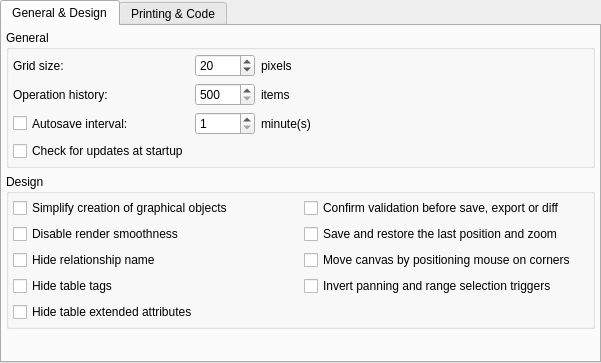
Above: libpgmodeler_ui/ui/generalconfigwidget.ui from pgmodeler/pgmodeler before the change. Below: the same form after it.
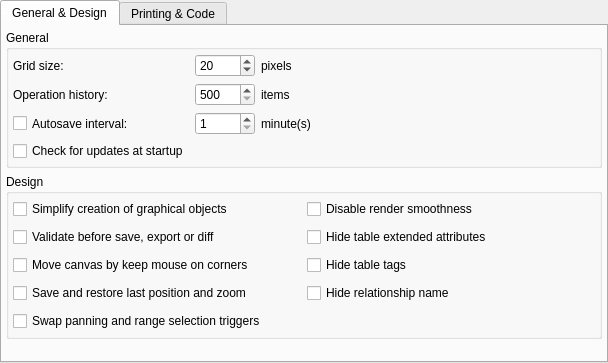
That is the form after the change.

Commit message: Changed the hint texts on general config, relationship config and model restoration form.

Diff of the .ui file:
```diff
--- a/libpgmodeler_ui/ui/generalconfigwidget.ui
+++ b/libpgmodeler_ui/ui/generalconfigwidget.ui
@@ -6,7 +6,7 @@
    <rect>
     <x>0</x>
     <y>0</y>
-    <width>601</width>
+    <width>608</width>
     <height>363</height>
    </rect>
   </property>
@@ -331,10 +331,12 @@
           <property name="bottomMargin">
            <number>4</number>
           </property>
-          <item row="4" column="1">
-           <widget class="QCheckBox" name="invert_pan_range_chk">
+          <item row="0" column="0">
+           <layout class="QHBoxLayout" name="horizontalLayout_10">
+            <item>
+             <widget class="QCheckBox" name="simple_obj_creation_chk">
             <property name="sizePolicy">
-             <sizepolicy hsizetype="Expanding" vsizetype="Fixed">
+               <sizepolicy hsizetype="Preferred" vsizetype="Fixed">
               <horstretch>0</horstretch>
               <verstretch>0</verstretch>
              </sizepolicy>
@@ -343,46 +345,40 @@
              <string>By default panning mode is triggered with left click and range selection with Shift + left click.</string>
             </property>
             <property name="text">
-             <string>Invert panning and range selection triggers</string>
+               <string>Simplify creation of graphical objects</string>
             </property>
             <property name="checked">
              <bool>false</bool>
             </property>
            </widget>
           </item>
-          <item row="5" column="0" colspan="2">
-           <widget class="QCheckBox" name="hide_ext_attribs_chk">
+            <item>
+             <widget class="QWidget" name="simp_obj_creation_hint" native="true">
             <property name="sizePolicy">
-             <sizepolicy hsizetype="Preferred" vsizetype="Fixed">
+               <sizepolicy hsizetype="Fixed" vsizetype="Fixed">
               <horstretch>0</horstretch>
               <verstretch>0</verstretch>
              </sizepolicy>
             </property>
-            <property name="toolTip">
-             <string>Hide the portion of table which represent triggers, indexes and rules</string>
-            </property>
-            <property name="text">
-             <string>Hide table extended attributes</string>
+              <property name="minimumSize">
+               <size>
+                <width>22</width>
+                <height>22</height>
+               </size>
+              </property>
+              <property name="maximumSize">
+               <size>
+                <width>22</width>
+                <height>22</height>
+               </size>
             </property>
            </widget>
           </item>
-          <item row="4" column="0">
-           <widget class="QCheckBox" name="hide_table_tags_chk">
-            <property name="sizePolicy">
-             <sizepolicy hsizetype="Preferred" vsizetype="Fixed">
-              <horstretch>0</horstretch>
-              <verstretch>0</verstretch>
-             </sizepolicy>
-            </property>
-            <property name="toolTip">
-             <string>Hide the object which represents the tag assigned to the table</string>
-            </property>
-            <property name="text">
-             <string>Hide table tags</string>
-            </property>
-           </widget>
+           </layout>
           </item>
-          <item row="2" column="1">
+          <item row="3" column="0">
+           <layout class="QHBoxLayout" name="horizontalLayout_13">
+            <item>
            <widget class="QCheckBox" name="save_last_pos_chk">
             <property name="sizePolicy">
              <sizepolicy hsizetype="Expanding" vsizetype="Fixed">
@@ -394,30 +390,37 @@
              <string>After loading the model the last zoom and position on canvas will be restored</string>
             </property>
             <property name="text">
-             <string>Save and restore the last position and zoom</string>
+               <string>Save and restore last position and zoom</string>
             </property>
            </widget>
           </item>
-          <item row="3" column="1">
-           <widget class="QCheckBox" name="corner_move_chk">
+            <item>
+             <widget class="QWidget" name="save_last_pos_hint" native="true">
             <property name="sizePolicy">
-             <sizepolicy hsizetype="Expanding" vsizetype="Fixed">
+               <sizepolicy hsizetype="Fixed" vsizetype="Fixed">
               <horstretch>0</horstretch>
               <verstretch>0</verstretch>
              </sizepolicy>
             </property>
-            <property name="toolTip">
-             <string>Start move the canvas when the cursor is on the canvas edges</string>
-            </property>
-            <property name="text">
-             <string>Move canvas by positioning mouse on corners</string>
-            </property>
-            <property name="checked">
-             <bool>false</bool>
+              <property name="minimumSize">
+               <size>
+                <width>22</width>
+                <height>22</height>
+               </size>
+              </property>
+              <property name="maximumSize">
+               <size>
+                <width>22</width>
+                <height>22</height>
+               </size>
             </property>
            </widget>
           </item>
-          <item row="2" column="0">
+           </layout>
+          </item>
+          <item row="0" column="1">
+           <layout class="QHBoxLayout" name="horizontalLayout_9">
+            <item>
            <widget class="QCheckBox" name="disable_smooth_chk">
             <property name="sizePolicy">
              <sizepolicy hsizetype="Expanding" vsizetype="Fixed">
@@ -433,7 +436,33 @@
             </property>
            </widget>
           </item>
-          <item row="3" column="0">
+            <item>
+             <widget class="QWidget" name="disable_smooth_hint" native="true">
+              <property name="sizePolicy">
+               <sizepolicy hsizetype="Fixed" vsizetype="Fixed">
+                <horstretch>0</horstretch>
+                <verstretch>0</verstretch>
+               </sizepolicy>
+              </property>
+              <property name="minimumSize">
+               <size>
+                <width>22</width>
+                <height>22</height>
+               </size>
+              </property>
+              <property name="maximumSize">
+               <size>
+                <width>22</width>
+                <height>22</height>
+               </size>
+              </property>
+             </widget>
+            </item>
+           </layout>
+          </item>
+          <item row="3" column="1">
+           <layout class="QHBoxLayout" name="horizontalLayout_8">
+            <item>
            <widget class="QCheckBox" name="hide_rel_name_chk">
             <property name="sizePolicy">
              <sizepolicy hsizetype="Preferred" vsizetype="Fixed">
@@ -449,22 +478,74 @@
             </property>
            </widget>
           </item>
-          <item row="1" column="1">
+            <item>
+             <widget class="QWidget" name="hide_rel_name_hint" native="true">
+              <property name="sizePolicy">
+               <sizepolicy hsizetype="Fixed" vsizetype="Fixed">
+                <horstretch>0</horstretch>
+                <verstretch>0</verstretch>
+               </sizepolicy>
+              </property>
+              <property name="minimumSize">
+               <size>
+                <width>22</width>
+                <height>22</height>
+               </size>
+              </property>
+              <property name="maximumSize">
+               <size>
+                <width>22</width>
+                <height>22</height>
+               </size>
+              </property>
+             </widget>
+            </item>
+           </layout>
+          </item>
+          <item row="1" column="0">
+           <layout class="QHBoxLayout" name="horizontalLayout_14">
+            <item>
            <widget class="QCheckBox" name="confirm_validation_chk">
             <property name="toolTip">
              <string>Operations like save, export and diff will be executed without asking user to validate the model</string>
             </property>
             <property name="text">
-             <string>Confirm validation before save, export or diff</string>
+               <string>Validate before save, export or diff</string>
             </property>
             <property name="checked">
              <bool>false</bool>
             </property>
            </widget>
           </item>
-          <item row="1" column="0">
-           <widget class="QCheckBox" name="simple_obj_creation_chk">
+            <item>
+             <widget class="QWidget" name="confirm_validation_hint" native="true">
             <property name="sizePolicy">
+               <sizepolicy hsizetype="Fixed" vsizetype="Fixed">
+                <horstretch>0</horstretch>
+                <verstretch>0</verstretch>
+               </sizepolicy>
+              </property>
+              <property name="minimumSize">
+               <size>
+                <width>22</width>
+                <height>22</height>
+               </size>
+              </property>
+              <property name="maximumSize">
+               <size>
+                <width>22</width>
+                <height>22</height>
+               </size>
+              </property>
+             </widget>
+            </item>
+           </layout>
+          </item>
+          <item row="2" column="1">
+           <layout class="QHBoxLayout" name="horizontalLayout_7">
+            <item>
+             <widget class="QCheckBox" name="hide_table_tags_chk">
+              <property name="sizePolicy">
              <sizepolicy hsizetype="Preferred" vsizetype="Fixed">
               <horstretch>0</horstretch>
               <verstretch>0</verstretch>
@@ -474,12 +555,174 @@
              <string>Graphical objects (table, views and textboxes) will be created in a single step without the need to click on canvas </string>
             </property>
             <property name="text">
-             <string>Simplify creation of graphical objects</string>
-            </property>
+               <string>Hide table tags</string>
+              </property>
+             </widget>
+            </item>
+            <item>
+             <widget class="QWidget" name="hide_table_tags_hint" native="true">
+              <property name="sizePolicy">
+               <sizepolicy hsizetype="Fixed" vsizetype="Fixed">
+                <horstretch>0</horstretch>
+                <verstretch>0</verstretch>
+               </sizepolicy>
+              </property>
+              <property name="minimumSize">
+               <size>
+                <width>22</width>
+                <height>22</height>
+               </size>
+              </property>
+              <property name="maximumSize">
+               <size>
+                <width>22</width>
+                <height>22</height>
+               </size>
+              </property>
+             </widget>
+            </item>
+           </layout>
+          </item>
+          <item row="2" column="0">
+           <layout class="QHBoxLayout" name="horizontalLayout_12">
+            <item>
+             <widget class="QCheckBox" name="corner_move_chk">
+              <property name="sizePolicy">
+               <sizepolicy hsizetype="Expanding" vsizetype="Fixed">
+                <horstretch>0</horstretch>
+                <verstretch>0</verstretch>
+               </sizepolicy>
+              </property>
+              <property name="toolTip">
+               <string/>
+              </property>
+              <property name="statusTip">
+               <string>Start move the canvas when the cursor is on the canvas edges</string>
+              </property>
+              <property name="text">
+               <string>Move canvas by keep mouse on corners</string>
+              </property>
             <property name="checked">
              <bool>false</bool>
             </property>
            </widget>
+            </item>
+            <item>
+             <widget class="QWidget" name="corner_move_hint" native="true">
+              <property name="sizePolicy">
+               <sizepolicy hsizetype="Fixed" vsizetype="Fixed">
+                <horstretch>0</horstretch>
+                <verstretch>0</verstretch>
+               </sizepolicy>
+              </property>
+              <property name="minimumSize">
+               <size>
+                <width>22</width>
+                <height>22</height>
+               </size>
+              </property>
+              <property name="maximumSize">
+               <size>
+                <width>22</width>
+                <height>22</height>
+               </size>
+              </property>
+             </widget>
+            </item>
+           </layout>
+          </item>
+          <item row="1" column="1">
+           <layout class="QHBoxLayout" name="horizontalLayout_6">
+            <item>
+             <widget class="QCheckBox" name="hide_ext_attribs_chk">
+              <property name="sizePolicy">
+               <sizepolicy hsizetype="Preferred" vsizetype="Fixed">
+                <horstretch>0</horstretch>
+                <verstretch>0</verstretch>
+               </sizepolicy>
+              </property>
+              <property name="toolTip">
+               <string/>
+              </property>
+              <property name="statusTip">
+               <string>Hide the portion of table which represent triggers, indexes and rules</string>
+              </property>
+              <property name="text">
+               <string>Hide table extended attributes</string>
+              </property>
+             </widget>
+            </item>
+            <item>
+             <widget class="QWidget" name="hide_ext_attribs_hint" native="true">
+              <property name="sizePolicy">
+               <sizepolicy hsizetype="Fixed" vsizetype="Fixed">
+                <horstretch>0</horstretch>
+                <verstretch>0</verstretch>
+               </sizepolicy>
+              </property>
+              <property name="minimumSize">
+               <size>
+                <width>22</width>
+                <height>22</height>
+               </size>
+              </property>
+              <property name="maximumSize">
+               <size>
+                <width>22</width>
+                <height>22</height>
+               </size>
+              </property>
+             </widget>
+            </item>
+           </layout>
+          </item>
+          <item row="4" column="0">
+           <layout class="QHBoxLayout" name="horizontalLayout_11">
+            <item>
+             <widget class="QCheckBox" name="invert_pan_range_chk">
+              <property name="sizePolicy">
+               <sizepolicy hsizetype="Expanding" vsizetype="Fixed">
+                <horstretch>0</horstretch>
+                <verstretch>0</verstretch>
+               </sizepolicy>
+              </property>
+              <property name="toolTip">
+               <string/>
+              </property>
+              <property name="statusTip">
+               <string>By default panning mode is triggered with left click and range selection with Shift + left click.</string>
+              </property>
+              <property name="text">
+               <string>Swap panning and range selection triggers</string>
+              </property>
+              <property name="checked">
+               <bool>false</bool>
+              </property>
+             </widget>
+            </item>
+            <item>
+             <widget class="QWidget" name="invert_pan_range_hint" native="true">
+              <property name="sizePolicy">
+               <sizepolicy hsizetype="Fixed" vsizetype="Fixed">
+                <horstretch>0</horstretch>
+                <verstretch>0</verstretch>
+               </sizepolicy>
+              </property>
+              <property name="minimumSize">
+               <size>
+                <width>22</width>
+                <height>22</height>
+               </size>
+              </property>
+              <property name="maximumSize">
+               <size>
+                <width>22</width>
+                <height>22</height>
+               </size>
+              </property>
+             </widget>
+            </item>
+           </layout>
           </item>
          </layout>
         </widget>
```
Left out of the diff: 26 changed lines with no effect on the pictures. Lines whose indentation alone changed are shown as unchanged. The commit also changes 17 other files.
